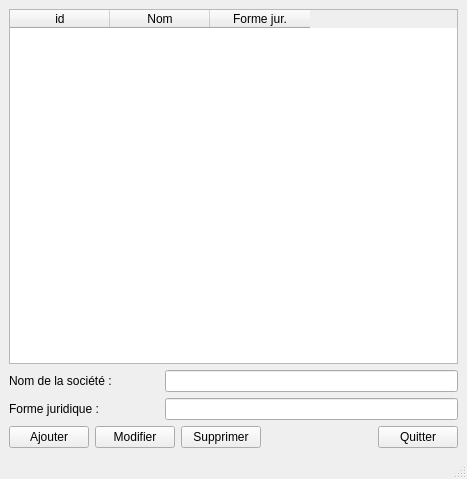
jphoubion/COMailPrinting, file ui/companymanagementwindow.ui: the form before one commit.
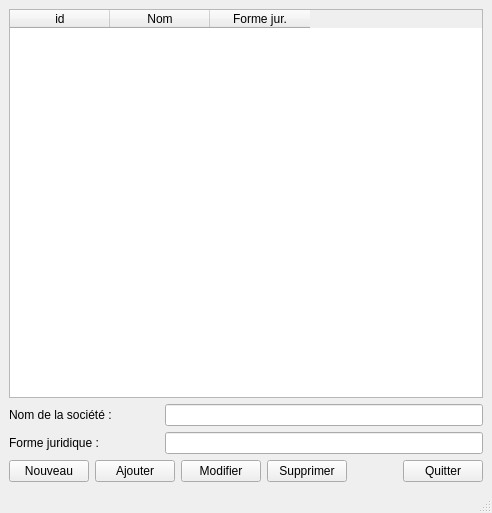
The form after the commit.

Diff of the .ui file:
```diff
--- a/ui/companymanagementwindow.ui
+++ b/ui/companymanagementwindow.ui
@@ -9,8 +9,8 @@
    <rect>
     <x>0</x>
     <y>0</y>
-    <width>467</width>
-    <height>479</height>
+    <width>492</width>
+    <height>513</height>
    </rect>
   </property>
   <property name="windowTitle">
@@ -83,6 +83,13 @@
         </item>
         <item>
          <layout class="QHBoxLayout" name="horizontalLayout_3">
+          <item>
+           <widget class="QPushButton" name="btn_new">
+            <property name="text">
+             <string>Nouveau</string>
+            </property>
+           </widget>
+          </item>
           <item>
            <widget class="QPushButton" name="btn_add">
             <property name="text">
```
